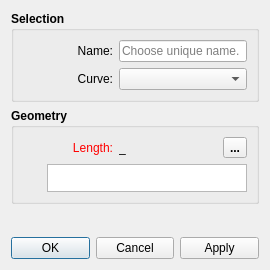
First picture: the form in src/libs/vtools/dialogs/tools/dialogcutsplinepath.ui, repository FashionFreedom/Seamly2D, before the edit.
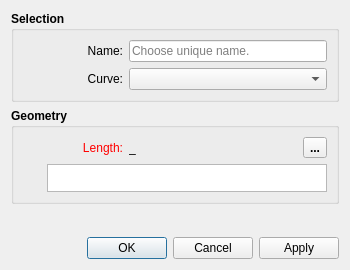
Second picture: the form after the edit. Icons and pictures are not drawn.

The edit to the form file:
```diff
--- a/src/libs/vtools/dialogs/tools/dialogcutsplinepath.ui
+++ b/src/libs/vtools/dialogs/tools/dialogcutsplinepath.ui
@@ -6,7 +6,7 @@
    <rect>
     <x>0</x>
     <y>0</y>
-    <width>270</width>
+    <width>350</width>
     <height>270</height>
    </rect>
   </property>
@@ -57,7 +57,7 @@
           </property>
           <property name="minimumSize">
            <size>
-            <width>90</width>
+            <width>100</width>
             <height>0</height>
            </size>
           </property>
@@ -107,7 +107,7 @@
           </property>
           <property name="minimumSize">
            <size>
-            <width>90</width>
+            <width>100</width>
             <height>0</height>
            </size>
           </property>
@@ -176,7 +176,7 @@
           </property>
           <property name="minimumSize">
            <size>
-            <width>90</width>
+            <width>100</width>
             <height>0</height>
            </size>
           </property>
@@ -269,7 +269,7 @@
           </property>
           <property name="sizeHint" stdset="0">
            <size>
-            <width>40</width>
+            <width>10</width>
             <height>20</height>
            </size>
           </property>
```
